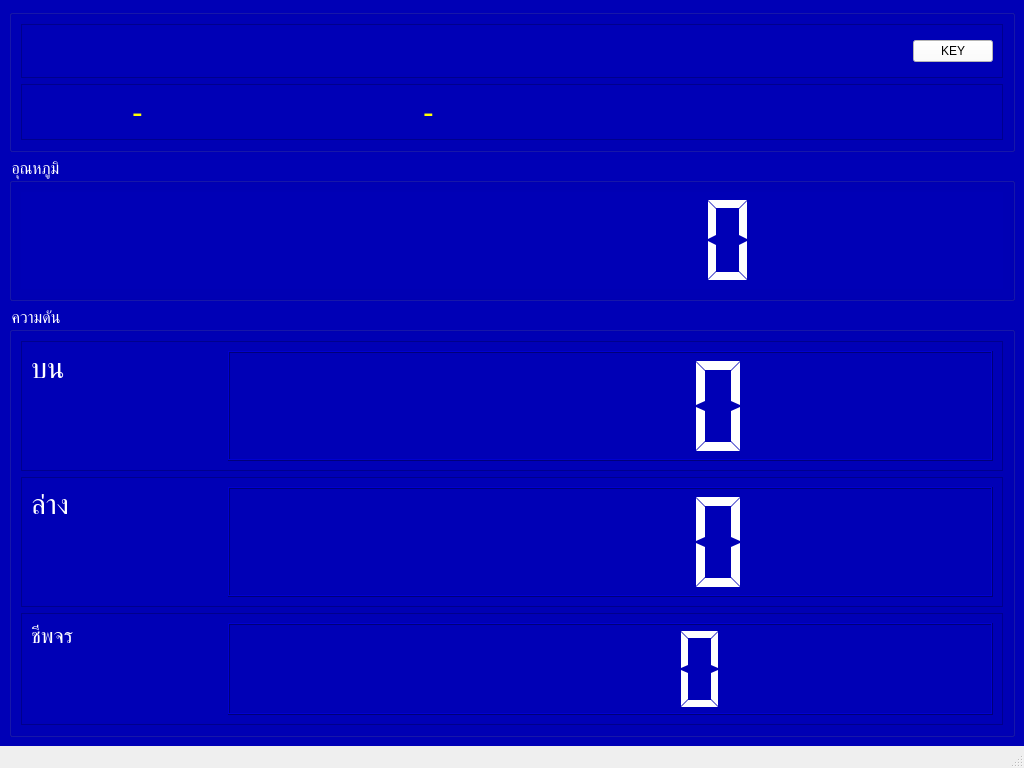
The window that win_bmi/win_bp3.ui (tehnplk/smart_connect_pi) describes before a commit, drawn with Qt 5.
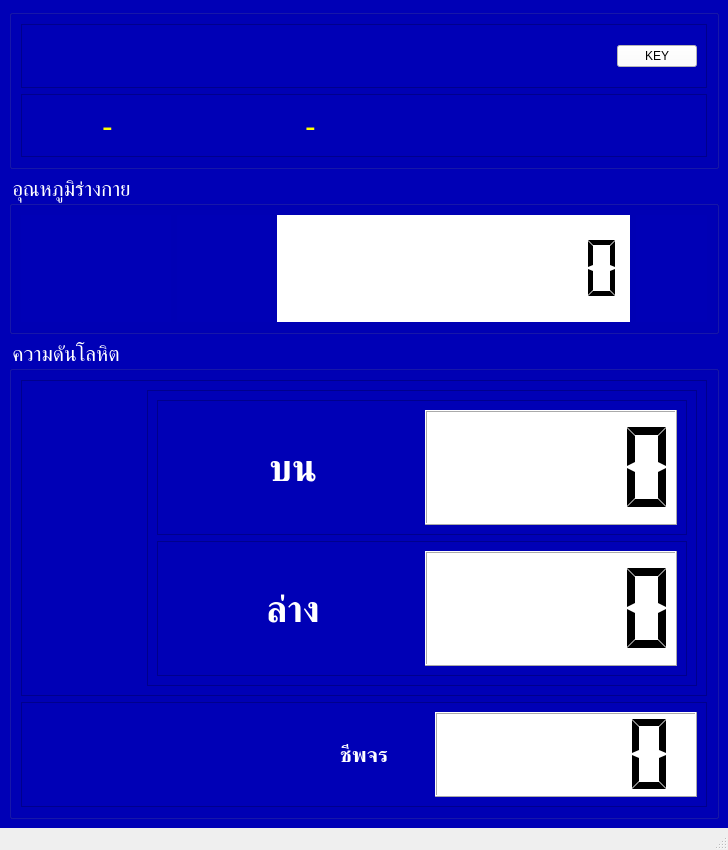
The same window after the commit. Icons and pictures are not drawn.

Diff of the .ui file:
```diff
--- a/win_bmi/win_bp3.ui
+++ b/win_bmi/win_bp3.ui
@@ -6,8 +6,8 @@
    <rect>
     <x>0</x>
     <y>0</y>
-    <width>1024</width>
-    <height>768</height>
+    <width>728</width>
+    <height>850</height>
    </rect>
   </property>
   <property name="windowTitle">
@@ -127,23 +127,62 @@
      <widget class="QGroupBox" name="groupBox_2">
       <property name="font">
        <font>
-        <pointsize>12</pointsize>
+        <pointsize>16</pointsize>
+        <weight>50</weight>
+        <bold>false</bold>
        </font>
       </property>
       <property name="styleSheet">
        <string notr="true">color:white</string>
       </property>
       <property name="title">
-       <string>อุณหภูมิ</string>
+       <string>อุณหภูมิร่างกาย</string>
       </property>
-      <layout class="QHBoxLayout" name="horizontalLayout_4" stretch="90">
+      <layout class="QHBoxLayout" name="horizontalLayout_4" stretch="50,5,25,5">
+       <item>
+        <widget class="QLabel" name="label_2">
+         <property name="maximumSize">
+          <size>
+           <width>150</width>
+           <height>150</height>
+          </size>
+         </property>
+         <property name="text">
+          <string/>
+         </property>
+         <property name="pixmap">
+          <pixmap>thermometer.png</pixmap>
+         </property>
+         <property name="alignment">
+          <set>Qt::AlignCenter</set>
+         </property>
+        </widget>
+       </item>
+       <item>
+        <widget class="QLabel" name="label">
+         <property name="font">
+          <font>
+           <pointsize>16</pointsize>
+           <weight>75</weight>
+           <bold>true</bold>
+          </font>
+         </property>
+         <property name="text">
+          <string>                </string>
+         </property>
+        </widget>
+       </item>
        <item>
         <widget class="QLCDNumber" name="lcdTp">
          <property name="font">
           <font>
-           <pointsize>14</pointsize>
+           <pointsize>22</pointsize>
           </font>
          </property>
+         <property name="styleSheet">
+          <string notr="true">color:black;
+background-color: rgb(255, 255, 255);</string>
+         </property>
          <property name="frameShape">
           <enum>QFrame::Box</enum>
          </property>
@@ -158,6 +197,19 @@
          </property>
         </widget>
        </item>
+       <item>
+        <widget class="QLabel" name="label_9">
+         <property name="text">
+          <string/>
+         </property>
+         <property name="pixmap">
+          <pixmap>temperature.png</pixmap>
+         </property>
+         <property name="alignment">
+          <set>Qt::AlignCenter</set>
+         </property>
+        </widget>
+       </item>
       </layout>
      </widget>
     </item>
@@ -165,81 +217,135 @@
      <widget class="QGroupBox" name="groupBox_3">
       <property name="font">
        <font>
-        <pointsize>12</pointsize>
+        <pointsize>16</pointsize>
+        <weight>50</weight>
+        <bold>false</bold>
        </font>
       </property>
       <property name="styleSheet">
        <string notr="true">color:white</string>
       </property>
       <property name="title">
-       <string>ความดัน</string>
+       <string>ความดันโลหิต</string>
       </property>
-      <layout class="QVBoxLayout" name="verticalLayout_3" stretch="35,35,30">
+      <layout class="QVBoxLayout" name="verticalLayout_4" stretch="75,25">
        <item>
-        <widget class="QFrame" name="frame_4">
-         <property name="font">
-          <font>
-           <pointsize>36</pointsize>
-          </font>
-         </property>
+        <widget class="QFrame" name="frame_3">
          <property name="frameShape">
           <enum>QFrame::StyledPanel</enum>
          </property>
          <property name="frameShadow">
           <enum>QFrame::Raised</enum>
          </property>
-         <layout class="QHBoxLayout" name="horizontalLayout_5" stretch="20,80">
-          <item alignment="Qt::AlignTop">
-           <widget class="QLabel" name="label_3">
-            <property name="font">
-             <font>
-              <pointsize>22</pointsize>
-             </font>
-            </property>
+         <layout class="QHBoxLayout" name="horizontalLayout_3" stretch="15,75">
+          <item>
+           <widget class="QLabel" name="label_6">
             <property name="text">
-             <string>บน</string>
+             <string/>
             </property>
-           </widget>
-          </item>
-          <item>
-           <widget class="QLCDNumber" name="lcdBps">
-            <property name="styleSheet">
-             <string notr="true"/>
+            <property name="pixmap">
+             <pixmap>blood-pressure2.png</pixmap>
             </property>
-            <property name="segmentStyle">
-             <enum>QLCDNumber::Flat</enum>
+            <property name="alignment">
+             <set>Qt::AlignCenter</set>
             </property>
            </widget>
           </item>
-         </layout>
-        </widget>
-       </item>
-       <item>
-        <widget class="QFrame" name="frame_5">
-         <property name="frameShape">
-          <enum>QFrame::StyledPanel</enum>
-         </property>
-         <property name="frameShadow">
-          <enum>QFrame::Raised</enum>
-         </property>
-         <layout class="QHBoxLayout" name="horizontalLayout_6" stretch="20,80">
-          <item alignment="Qt::AlignTop">
-           <widget class="QLabel" name="label_4">
-            <property name="font">
-             <font>
-              <pointsize>22</pointsize>
-             </font>
-            </property>
-            <property name="text">
-             <string>ล่าง</string>
-            </property>
-           </widget>
-          </item>
           <item>
-           <widget class="QLCDNumber" name="lcdBpd">
-            <property name="segmentStyle">
-             <enum>QLCDNumber::Flat</enum>
+           <widget class="QFrame" name="frame_8">
+            <property name="frameShape">
+             <enum>QFrame::StyledPanel</enum>
             </property>
+            <property name="frameShadow">
+             <enum>QFrame::Raised</enum>
+            </property>
+            <layout class="QVBoxLayout" name="verticalLayout_3">
+             <item>
+              <widget class="QFrame" name="frame_5">
+               <property name="frameShape">
+                <enum>QFrame::StyledPanel</enum>
+               </property>
+               <property name="frameShadow">
+                <enum>QFrame::Raised</enum>
+               </property>
+               <layout class="QHBoxLayout" name="horizontalLayout_6" stretch="0,0">
+                <item>
+                 <widget class="QLabel" name="label_4">
+                  <property name="font">
+                   <font>
+                    <pointsize>28</pointsize>
+                    <weight>75</weight>
+                    <bold>true</bold>
+                   </font>
+                  </property>
+                  <property name="text">
+                   <string>บน</string>
+                  </property>
+                  <property name="alignment">
+                   <set>Qt::AlignCenter</set>
+                  </property>
+                 </widget>
+                </item>
+                <item>
+                 <widget class="QLCDNumber" name="lcdBps">
+                  <property name="styleSheet">
+                   <string notr="true">color:black;
+background-color: rgb(255, 255, 255);</string>
+                  </property>
+                  <property name="segmentStyle">
+                   <enum>QLCDNumber::Flat</enum>
+                  </property>
+                 </widget>
+                </item>
+               </layout>
+              </widget>
+             </item>
+             <item>
+              <widget class="QFrame" name="frame_4">
+               <property name="font">
+                <font>
+                 <pointsize>36</pointsize>
+                </font>
+               </property>
+               <property name="frameShape">
+                <enum>QFrame::StyledPanel</enum>
+               </property>
+               <property name="frameShadow">
+                <enum>QFrame::Raised</enum>
+               </property>
+               <layout class="QHBoxLayout" name="horizontalLayout_5">
+                <item>
+                 <widget class="QLabel" name="label_3">
+                  <property name="font">
+                   <font>
+                    <pointsize>28</pointsize>
+                    <weight>75</weight>
+                    <bold>true</bold>
+                   </font>
+                  </property>
+                  <property name="text">
+                   <string>ล่าง</string>
+                  </property>
+                  <property name="alignment">
+                   <set>Qt::AlignCenter</set>
+                  </property>
+                 </widget>
+                </item>
+                <item>
+                 <widget class="QLCDNumber" name="lcdBpd">
+                  <property name="styleSheet">
+                   <string notr="true">color:black;
+background-color: rgb(255, 255, 255);</string>
+                  </property>
+                  <property name="segmentStyle">
+                   <enum>QLCDNumber::Flat</enum>
+                  </property>
+                 </widget>
+                </item>
+               </layout>
+              </widget>
+             </item>
+            </layout>
            </widget>
           </item>
          </layout>
@@ -253,21 +359,46 @@
          <property name="frameShadow">
           <enum>QFrame::Raised</enum>
          </property>
-         <layout class="QHBoxLayout" name="horizontalLayout_7" stretch="20,80">
-          <item alignment="Qt::AlignTop">
+         <layout class="QHBoxLayout" name="horizontalLayout_7" stretch="10,5,10">
+          <item>
+           <widget class="QLabel" name="label_7">
+            <property name="styleSheet">
+             <string notr="true">color: rgb(0, 0, 255);</string>
+            </property>
+            <property name="text">
+             <string/>
+            </property>
+            <property name="pixmap">
+             <pixmap>heart-pulse2.png</pixmap>
+            </property>
+            <property name="alignment">
+             <set>Qt::AlignCenter</set>
+            </property>
+           </widget>
+          </item>
+          <item>
            <widget class="QLabel" name="label_5">
             <property name="font">
              <font>
               <pointsize>16</pointsize>
+              <weight>75</weight>
+              <bold>true</bold>
              </font>
             </property>
             <property name="text">
              <string>ชีพจร</string>
             </property>
+            <property name="alignment">
+             <set>Qt::AlignCenter</set>
+            </property>
            </widget>
           </item>
           <item>
            <widget class="QLCDNumber" name="lcdPulse">
+            <property name="styleSheet">
+             <string notr="true">color:black;
+background-color: rgb(255, 255, 255);</string>
+            </property>
             <property name="segmentStyle">
              <enum>QLCDNumber::Flat</enum>
             </property>
```
